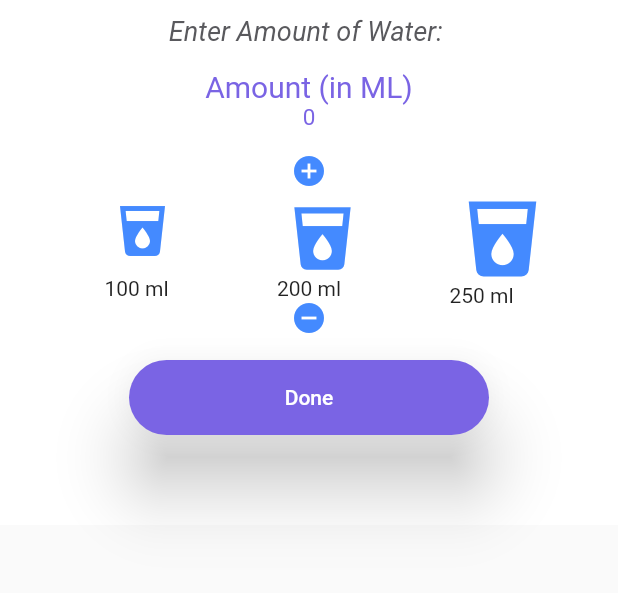
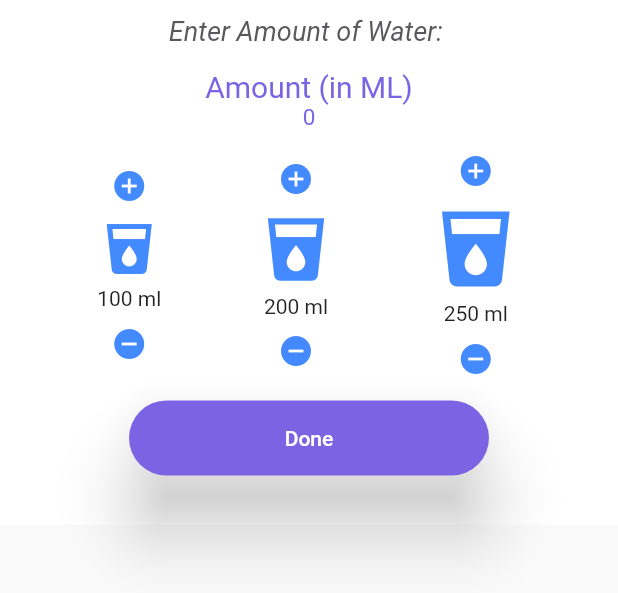
Before and after one commit to rks369/swastha_health_app, a Flutter app: the AddWater widget shown alone on an empty page, opened directly, on a phone screen of 412 x 824 dp. Shown: the top 593 px of the screen. Run offline on Flutter 3.47's test engine with Material 2 defaults, Android fonts, the phone set to English and light mode, and no system bars; our stand-ins replace cloud_firestore, firebase_auth, firebase_core, firebase_storage, flutter_advanced_drawer, flutter_bloc and 5 more; accounts and stored records are empty; network calls fail.

Commit message:
add water local ui update

```diff
--- /dev/null
+++ b/lib/screens/home/add_water.dart
@@ -0,0 +1,214 @@
+import 'package:flutter/material.dart';
+import 'package:flutter_bloc/flutter_bloc.dart';
+import 'package:swastha/Bloc/auth_cubit.dart';
+import 'package:swastha/screens/home.dart';
+import 'package:swastha/services/change_screen.dart';
+import 'package:swastha/utils/styles.dart';
+import 'package:swastha/widgets/card.dart';
+import 'package:swastha/widgets/round_button.dart';
+
+class AddWater extends StatefulWidget {
+  const AddWater({Key? key}) : super(key: key);
+
+  @override
+  State<AddWater> createState() => _AddWaterState();
+}
+
+class _AddWaterState extends State<AddWater> {
+  int _taken = 0;
+  @override
+  Widget build(BuildContext context) {
+    final blocProvider = BlocProvider.of<AuthCubit>(context);
+    return Container(
+      color: kWhite,
+      height: 350,
+      child: Column(
+        children: [
+          const SizedBox(
+            height: 10,
+          ),
+          const Text(
+            "Enter Amount of Water: ",
+            style: kSubHeadingTextStyle,
+          ),
+          UserCard(
+            colour: kWhite,
+            cardChild: Column(
+              mainAxisAlignment: MainAxisAlignment.center,
+              children: <Widget>[
+                const Text(
+                  "Amount (in ML)",
+                  style: TextStyle(fontSize: 20.0, color: kPrimaryColor),
+                ),
+                Text(
+                  _taken.toString(),
+                  style: const TextStyle(fontSize: 15.0, color: kPrimaryColor),
+                ),
+                // Slider(
+                //     activeColor: kPrimaryColor,
+                //     value: _taken.toDouble(),
+                //     min: 0.0,
+                //     max: 1000.0,
+                //     onChanged: (value) {
+                //       setState(() {
+                //         //  blocProvider.setWaterTaken(_taken + 0.0);
+                //         _taken = value.round();
+                //       });
+                //     })
+              ],
+            ),
+            onPress: () {},
+          ),
+          Row(mainAxisAlignment: MainAxisAlignment.spaceEvenly, children: [
+            Column(
+              crossAxisAlignment: CrossAxisAlignment.center,
+              children: [
+                InkWell(
+                  child: const Icon(
+                    Icons.add_circle,
+                    color: Colors.blueAccent,
+                  ),
+                  onTap: () {
+                    setState(() {
+                      _taken += 100;
+                    });
+                  },
+                ),
+                const SizedBox(
+                  height: 10,
+                ),
+                const InkWell(
+                  child: Icon(
+                    Icons.local_drink,
+                    color: Colors.blueAccent,
+                    size: 40,
+                  ),
+                ),
+                const SizedBox(
+                  height: 5,
+                ),
+                const Text("100 ml"),
+                const SizedBox(
+                  height: 10,
+                ),
+                InkWell(
+                  child: const Icon(
+                    Icons.remove_circle,
+                    color: Colors.blueAccent,
+                  ),
+                  onTap: () {
+                    setState(() {
+                      _taken -= 100;
+                    });
+                  },
+                ),
+              ],
+            ),
+            Column(
+              crossAxisAlignment: CrossAxisAlignment.center,
+              children: [
+                InkWell(
+                  child: const Icon(
+                    Icons.add_circle,
+                    color: Colors.blueAccent,
+                  ),
+                  onTap: () {
+                    setState(() {
+                      _taken += 200;
+                    });
+                  },
+                ),
+                const SizedBox(
+                  height: 10,
+                ),
+                const InkWell(
+                  child: Icon(
+                    Icons.local_drink,
+                    color: Colors.blueAccent,
+                    size: 50,
+                  ),
+                ),
+                const SizedBox(
+                  height: 5,
+                ),
+                const Text("200 ml"),
+                const SizedBox(
+                  height: 10,
+                ),
+                InkWell(
+                  child: const Icon(
+                    Icons.remove_circle,
+                    color: Colors.blueAccent,
+                  ),
+                  onTap: () {
+                    setState(() {
+                      _taken -= 200;
+                    });
+                  },
+                ),
+              ],
+            ),
+            Column(
+              crossAxisAlignment: CrossAxisAlignment.center,
+              children: [
+                InkWell(
+                  child: const Icon(
+                    Icons.add_circle,
+                    color: Colors.blueAccent,
+                  ),
+                  onTap: () {
+                    setState(() {
+                      _taken += 250;
+                    });
+                  },
+                ),
+                const SizedBox(
+                  height: 10,
+                ),
+                const InkWell(
+                  child: Icon(
+                    Icons.local_drink,
+                    color: Colors.blueAccent,
+                    size: 60,
+                  ),
+                ),
+                const SizedBox(
+                  height: 5,
+                ),
+                const Text("250 ml"),
+                const SizedBox(
+                  height: 10,
+                ),
+                InkWell(
+                  child: const Icon(
+                    Icons.remove_circle,
+                    color: Colors.blueAccent,
+                  ),
+                  onTap: () {
+                    setState(() {
+                      _taken -= 250;
+                    });
+                  },
+                ),
+              ],
+            ),
+          ]),
+          Center(
+            child: RoundedButton(
+                title: "Done",
+                colour: kPrimaryColor,
+                onPressed: () {
+                  setState(() {
+                    blocProvider.setWaterTaken(
+                        _taken + 0.0 + blocProvider.waterModel.takenwater);
+                    Navigator.pop(context);
+                    Navigator.pop(context);
+                  });
+                  changeScreen(context, const Home());
+                }),
+          ),
+        ],
+      ),
+    );
+  }
+}
--- a/lib/screens/home/physical_health.dart
+++ b/lib/screens/home/physical_health.dart
@@ -3,6 +3,7 @@ import 'package:flutter/widgets.dart';
 import 'package:flutter_bloc/flutter_bloc.dart';
 import 'package:swastha/Bloc/auth_cubit.dart';
 import 'package:swastha/screens/home.dart';
+import 'package:swastha/screens/home/add_water.dart';
 import 'package:swastha/services/change_screen.dart';
 import 'package:swastha/utils/styles.dart';
 import 'package:swastha/widgets/card.dart';
@@ -244,155 +245,3 @@ class _SetWaterGoalState extends State<SetWaterGoal> {
     );
   }
 }
-
-class AddWater extends StatefulWidget {
-  const AddWater({Key? key}) : super(key: key);
-
-  @override
-  State<AddWater> createState() => _AddWaterState();
-}
-
-class _AddWaterState extends State<AddWater> {
-  int _taken = 0;
-  @override
-  Widget build(BuildContext context) {
-    final blocProvider = BlocProvider.of<AuthCubit>(context);
-    return Container(
-      color: kWhite,
-      height: 350,
-      child: Column(
-        children: [
-          const SizedBox(
-            height: 10,
-          ),
-          const Text(
-            "Enter Amount of Water: ",
-            style: kSubHeadingTextStyle,
-          ),
-          UserCard(
-            colour: kWhite,
-            cardChild: Column(
-              mainAxisAlignment: MainAxisAlignment.center,
-              children: <Widget>[
-                const Text(
-                  "Amount (in ML)",
-                  style: TextStyle(fontSize: 20.0, color: kPrimaryColor),
-                ),
-                Text(
-                  _taken.toString(),
-                  style: const TextStyle(fontSize: 15.0, color: kPrimaryColor),
-                ),
-                // Slider(
-                //     activeColor: kPrimaryColor,
-                //     value: _taken.toDouble(),
-                //     min: 0.0,
-                //     max: 1000.0,
-                //     onChanged: (value) {
-                //       setState(() {
-                //         //  blocProvider.setWaterTaken(_taken + 0.0);
-                //         _taken = value.round();
-                //       });
-                //     })
-              ],
-            ),
-            onPress: () {},
-          ),
-          Row(mainAxisAlignment: MainAxisAlignment.spaceEvenly, children: [
-            Column(
-              mainAxisAlignment: MainAxisAlignment.center,
-              children: [
-                IconButton(
-                  icon: const Icon(
-                    Icons.local_drink,
-                    color: Colors.blueAccent,
-                    size: 40,
-                  ),
-                  onPressed: () {
-                    setState(() {
-                      blocProvider.setWaterTaken(_taken + 0.0);
-                      _taken = 100;
-                    });
-                  },
-                ),
-                const SizedBox(
-                  height: 10,
-                ),
-                const Text("100 ml")
-              ],
-            ),
-            Column(
-              mainAxisAlignment: MainAxisAlignment.center,
-              children: [
-                const Icon(
-                  Icons.add_circle,
-                  color: Colors.blueAccent,
-                ),
-                IconButton(
-                  icon: const Icon(
-                    Icons.local_drink,
-                    color: Colors.blueAccent,
-                    size: 50,
-                  ),
-                  onPressed: () {
-                    setState(() {
-                      blocProvider.setWaterTaken(_taken + 0.0);
-                      _taken = 200;
-                    });
-                  },
-                ),
-                const SizedBox(
-                  height: 10,
-                ),
-                const Text("200 ml"),
-                const Icon(
-                  Icons.remove_circle,
-                  color: Colors.blueAccent,
-                ),
-              ],
-            ),
-            Column(
-              mainAxisAlignment: MainAxisAlignment.center,
-              children: [
-                IconButton(
-                  icon: const Icon(
-                    Icons.local_drink,
-                    color: Colors.blueAccent,
-                    size: 60,
-                  ),
-                  onPressed: () {
-                    setState(() {
-                      blocProvider.setWaterTaken(_taken + 0.0);
-                      _taken = 250;
-                    });
-                  },
-                ),
-                const SizedBox(
-                  height: 20,
-                ),
-                const Text(
-                  "250 ml",
-                  style: TextStyle(),
-                  textAlign: TextAlign.end,
-                )
-              ],
-            ),
-          ]),
-          Center(
-            child: RoundedButton(
-                title: "Done",
-                colour: kPrimaryColor,
-                onPressed: () {
-                  setState(() {
-                    blocProvider.setWaterTaken(
-                        _taken + 0.0 + blocProvider.waterModel.takenwater);
-                    Navigator.pop(context);
-                    Navigator.pop(context);
-                  });
-                  changeScreen(context, const Home());
-                }),
-          ),
-        ],
-      ),
-    );
-  }
-}
```
